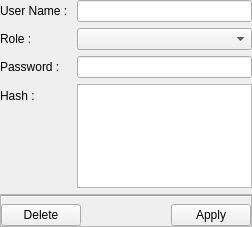
This is src/widgets/quauserwidgetedit.ui in juangburgos/QUaAccessControl as Qt 5 draws it before an edit. The edited form follows.
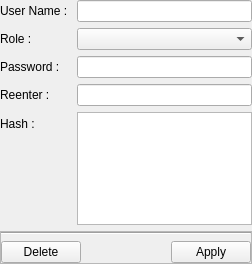
This is the edited form. Custom widgets are drawn as their Qt base class.

```diff
--- a/src/widgets/quauserwidgetedit.ui
+++ b/src/widgets/quauserwidgetedit.ui
@@ -7,7 +7,7 @@
     <x>0</x>
     <y>0</y>
     <width>252</width>
-    <height>227</height>
+    <height>264</height>
    </rect>
   </property>
   <property name="windowTitle">
@@ -60,17 +60,17 @@
      </property>
     </widget>
    </item>
-   <item row="3" column="0">
+   <item row="4" column="0">
     <widget class="QLabel" name="labelHash">
      <property name="text">
       <string>Hash : </string>
      </property>
     </widget>
    </item>
-   <item row="3" column="1">
+   <item row="4" column="1">
     <widget class="QPlainTextEdit" name="plainTextEditHash"/>
    </item>
-   <item row="4" column="0" colspan="2">
+   <item row="5" column="0" colspan="2">
     <widget class="QFrame" name="frameEditActions">
      <property name="frameShape">
       <enum>QFrame::StyledPanel</enum>
@@ -128,6 +128,20 @@
      </layout>
     </widget>
    </item>
+   <item row="3" column="0">
+    <widget class="QLabel" name="labelRepeat">
+     <property name="text">
+      <string>Reenter : </string>
+     </property>
+    </widget>
+   </item>
+   <item row="3" column="1">
+    <widget class="QLineEdit" name="lineEditRepeat">
+     <property name="echoMode">
+      <enum>QLineEdit::Password</enum>
+     </property>
+    </widget>
+   </item>
   </layout>
  </widget>
  <customwidgets>
```
